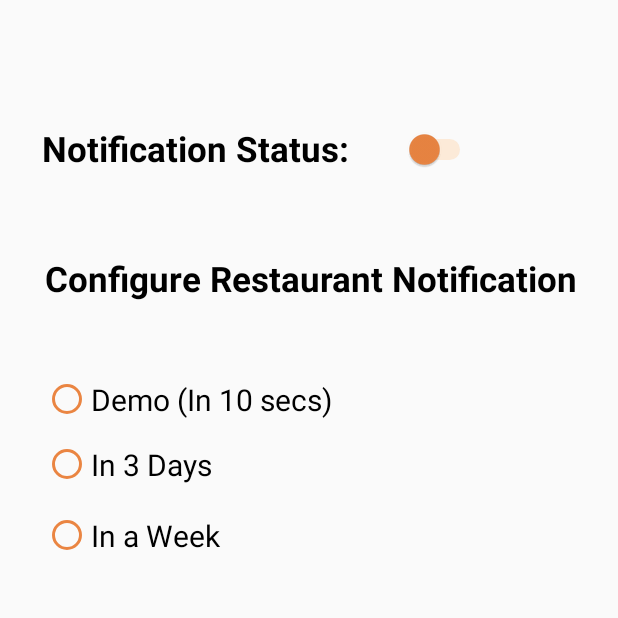
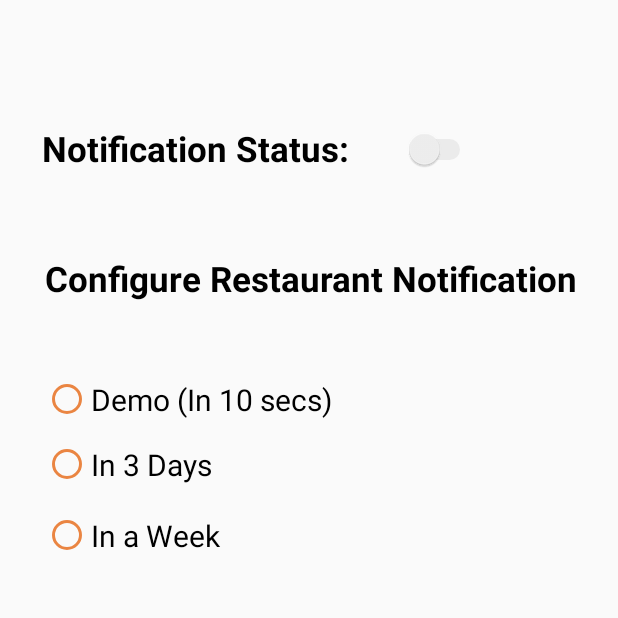
Before and after one commit to FarzanKh/I-Am-Feeling-Hungry, an Android app: the SettingsActivity screen opened directly, with no data from a screen before it, on a phone screen of 412 x 824 dp, the top half of it. Run offline under Robolectric (Android 15) with nearby library versions, the phone set to English and light mode, and no system bars; our stand-ins replace Firebase (no records; nobody signed in at launch, a user with empty details on screens opened directly).

Commit message:
Updated RestaurantListAdapter Toasts and Switch Button Color

```diff
--- a/app/src/main/java/com/team6/iamfeelinghungry/RestaurantListAdapter.java
+++ b/app/src/main/java/com/team6/iamfeelinghungry/RestaurantListAdapter.java
@@ -78,18 +78,15 @@ public class RestaurantListAdapter extends RecyclerView.Adapter<RestaurantListAd
         public void onClick(View v) {
 
             if (v.getId() == tvImgButton.getId()) {
-                Toast.makeText(v.getContext(), "ITEM PRESSED AT = " + String.valueOf(getAdapterPosition()) , Toast.LENGTH_SHORT).show();
-
                 Business business = businessList.get(getAdapterPosition());
 
                 //write to database
                 writeNewRestaurant(business.getId(),business.getName(),business.getCategories().get(0).getTitle(),business.getLocation().getAddress1());
 
                 listenerRef.get().onFavoriteClicked(getAdapterPosition());
+                Toast.makeText(v.getContext(), business.getName() + " saved!", Toast.LENGTH_SHORT).show();
 
             } else if (v.getId() == restaurantImg.getId()) {
-                Toast.makeText(v.getContext(), "ITEM PRESSED = " + getAdapterPosition(), Toast.LENGTH_SHORT).show();
-
                 listenerRef.get().onPositionClicked(getAdapterPosition());
             }
 
--- a/app/src/main/res/layout/activity_settings.xml
+++ b/app/src/main/res/layout/activity_settings.xml
@@ -115,12 +115,12 @@
         app:layout_constraintStart_toStartOf="parent"
         app:layout_constraintTop_toBottomOf="@+id/button" />
 
+
     <Switch
         android:id="@+id/switch1"
         android:layout_width="289dp"
         android:layout_height="77dp"
-        android:thumbTint="#EA8542"
-        android:trackTint="#ffb973"
+        android:theme="@style/SwitchTheme"
         android:text="Notification Status:"
         android:textSize="23dp"
         android:textStyle="bold"
--- a/app/src/main/res/values/styles.xml
+++ b/app/src/main/res/values/styles.xml
@@ -6,4 +6,12 @@
         <item name="android:textStyle">italic</item>
         <item name="android:textSize">23sp</item>
     </style>
+
+    <style name="SwitchTheme" parent="Theme.AppCompat.Light">
+        <item name="colorControlActivated">#EA8542</item>
+        <item name="colorSwitchThumbNormal">#f1f1f1
+        </item>
+        <item name="android:colorForeground">#42221f1f
+        </item>
+    </style>
 </resources>
```
Also changed, not shown: app/src/main/java/com/team6/iamfeelinghungry/SettingsActivity.java (+0 -9 lines).
